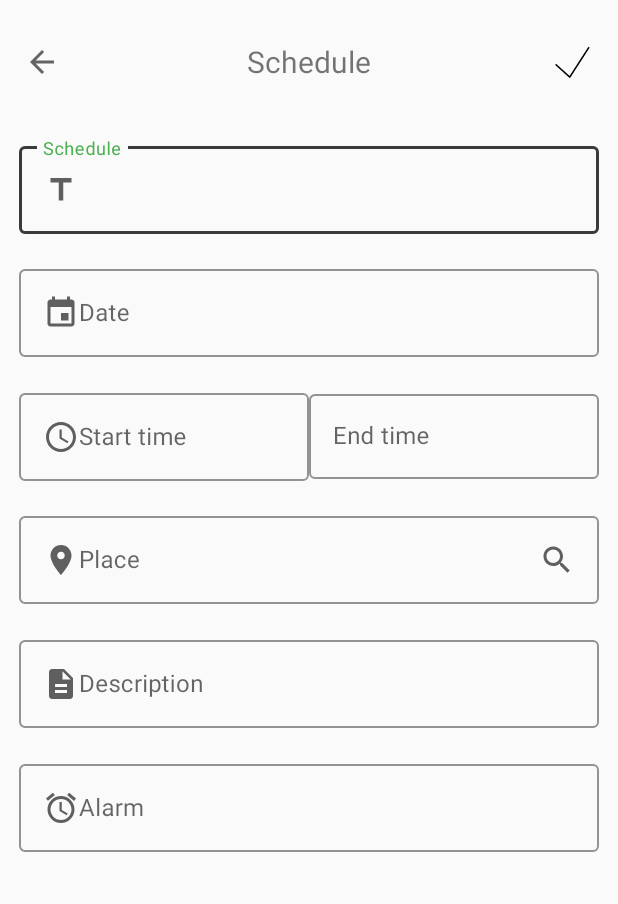
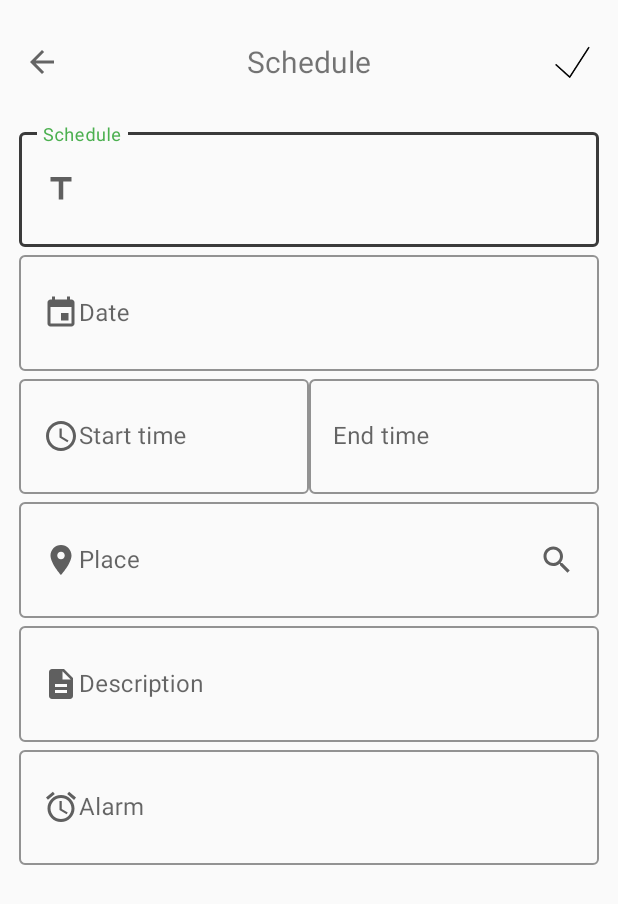
Before and after one commit to wjddnwls918/CobongMemoApp, an Android app: the ScheduleAddActivity screen opened directly, with no data from a screen before it, on a phone screen of 412 x 824 dp. Shown: the top 904 px of the screen. Run offline under Robolectric (Android 15) with nearby library versions, the phone set to English and light mode, and no system bars; our stand-ins replace Room's generated code, RxJava, data binding; libraries missing offline, so code that uses them is left out: com.facebook.stetho, net.daum.mf; 3 statements that could not run were skipped.

Commit message:
#25- layout 수정

```diff
--- a/CobongMemo/app/src/main/res/layout/activity_schedule_add.xml
+++ b/CobongMemo/app/src/main/res/layout/activity_schedule_add.xml
@@ -48,7 +48,7 @@
         <com.google.android.material.textfield.TextInputLayout
             style="@style/Widget.MaterialComponents.TextInputLayout.OutlinedBox"
             android:layout_width="0dp"
-            android:layout_height="wrap_content"
+            android:layout_height="0dp"
             android:hint="@string/viewpagerSchedule"
             app:boxStrokeColor="@color/cobongDarkGray"
             app:hintEnabled="true"
@@ -61,7 +61,7 @@
             <com.google.android.material.textfield.TextInputEditText
                 android:id="@+id/tiet_input_schedule"
                 android:layout_width="match_parent"
-                android:layout_height="wrap_content"
+                android:layout_height="match_parent"
                 android:drawableLeft="@drawable/ic_title_black_24dp"
                 android:singleLine="true" />
 
@@ -70,7 +70,7 @@
         <com.google.android.material.textfield.TextInputLayout
             style="@style/Widget.MaterialComponents.TextInputLayout.OutlinedBox"
             android:layout_width="0dp"
-            android:layout_height="wrap_content"
+            android:layout_height="0dp"
             android:hint="@string/input_date"
             app:boxStrokeColor="@color/cobongDarkGray"
             app:hintEnabled="true"
@@ -83,7 +83,7 @@
             <com.google.android.material.textfield.TextInputEditText
                 android:id="@+id/tiet_input_date"
                 android:layout_width="match_parent"
-                android:layout_height="wrap_content"
+                android:layout_height="match_parent"
                 android:drawableLeft="@drawable/ic_event_black_24dp"
                 android:focusable="false"
                 android:onClick="@{() -> viewmodel.onDateClick()}"
@@ -95,7 +95,7 @@
         <com.google.android.material.textfield.TextInputLayout
             style="@style/Widget.MaterialComponents.TextInputLayout.OutlinedBox"
             android:layout_width="0dp"
-            android:layout_height="wrap_content"
+            android:layout_height="0dp"
             android:hint="@string/input_start_time"
             app:boxStrokeColor="@color/cobongDarkGray"
             app:hintEnabled="true"
@@ -107,7 +107,7 @@
             <com.google.android.material.textfield.TextInputEditText
                 android:id="@+id/tiet_input_start_time"
                 android:layout_width="match_parent"
-                android:layout_height="wrap_content"
+                android:layout_height="match_parent"
                 android:drawableLeft="@drawable/ic_access_time_black_24dp"
                 android:focusable="false"
                 android:onClick="@{() -> viewmodel.onStartTimeSettingClick()}"
@@ -120,7 +120,7 @@
         <com.google.android.material.textfield.TextInputLayout
             style="@style/Widget.MaterialComponents.TextInputLayout.OutlinedBox"
             android:layout_width="0dp"
-            android:layout_height="wrap_content"
+            android:layout_height="0dp"
             android:hint="@string/input_end_time"
             app:boxStrokeColor="@color/cobongDarkGray"
             app:hintEnabled="true"
@@ -132,7 +132,7 @@
             <com.google.android.material.textfield.TextInputEditText
                 android:id="@+id/tiet_input_end_time"
                 android:layout_width="match_parent"
-                android:layout_height="wrap_content"
+                android:layout_height="match_parent"
                 android:focusable="false"
                 android:onClick="@{() -> viewmodel.onEndTimeSettingClick()}"
                 android:singleLine="true"
@@ -144,7 +144,7 @@
         <com.google.android.material.textfield.TextInputLayout
             style="@style/Widget.MaterialComponents.TextInputLayout.OutlinedBox"
             android:layout_width="0dp"
-            android:layout_height="wrap_content"
+            android:layout_height="0dp"
             android:hint="@string/input_place"
             app:boxStrokeColor="@color/cobongDarkGray"
             app:hintEnabled="true"
@@ -156,7 +156,7 @@
             <com.google.android.material.textfield.TextInputEditText
                 android:id="@+id/tiet_input_place"
                 android:layout_width="match_parent"
-                android:layout_height="wrap_content"
+                android:layout_height="match_parent"
                 android:drawableLeft="@drawable/ic_place_black_24dp"
                 android:drawableRight="@drawable/ic_search_black_24dp"
                 android:singleLine="true"
@@ -178,7 +178,7 @@
         <com.google.android.material.textfield.TextInputLayout
             style="@style/Widget.MaterialComponents.TextInputLayout.OutlinedBox"
             android:layout_width="0dp"
-            android:layout_height="wrap_content"
+            android:layout_height="0dp"
             android:hint="@string/input_description"
             app:boxStrokeColor="@color/cobongDarkGray"
             app:hintEnabled="true"
@@ -190,7 +190,7 @@
             <com.google.android.material.textfield.TextInputEditText
                 android:id="@+id/tiet_input_description"
                 android:layout_width="match_parent"
-                android:layout_height="wrap_content"
+                android:layout_height="match_parent"
                 android:drawableLeft="@drawable/ic_description_black_24dp"
                 android:singleLine="true" />
 
@@ -200,7 +200,7 @@
             android:id="@+id/til_input_box"
             style="@style/Widget.MaterialComponents.TextInputLayout.OutlinedBox"
             android:layout_width="0dp"
-            android:layout_height="wrap_content"
+            android:layout_height="0dp"
             android:hint="@string/viewpagerAlarm"
             app:boxStrokeColor="@color/cobongDarkGray"
             app:hintEnabled="true"
@@ -212,7 +212,7 @@
             <com.google.android.material.textfield.TextInputEditText
                 android:id="@+id/tiet_input_alarm"
                 android:layout_width="match_parent"
-                android:layout_height="wrap_content"
+                android:layout_height="match_parent"
                 android:drawableLeft="@drawable/ic_alarm_black_24dp"
                 android:focusable="false"
                 android:onClick="@{() -> viewmodel.onSetAlarmClick()}"
--- a/CobongMemo/app/src/main/res/layout/fragment_todo_list.xml
+++ b/CobongMemo/app/src/main/res/layout/fragment_todo_list.xml
@@ -51,7 +51,7 @@
             android:layout_width="0dp"
             android:layout_height="0dp"
             android:overScrollMode="never"
-            app:items="@{viewmodel.todayItems}"
+            items="@{viewmodel.todayItems}"
             app:layoutManager="androidx.recyclerview.widget.LinearLayoutManager"
             app:layout_constraintBottom_toBottomOf="@id/gl_horizontal_center"
             app:layout_constraintEnd_toEndOf="parent"
@@ -63,7 +63,7 @@
             android:layout_width="0dp"
             android:layout_height="0dp"
             android:overScrollMode="never"
-            app:items="@{viewmodel.tomorrowItems}"
+            items="@{viewmodel.tomorrowItems}"
             app:layoutManager="androidx.recyclerview.widget.LinearLayoutManager"
             app:layout_constraintBottom_toBottomOf="parent"
             app:layout_constraintEnd_toEndOf="parent"
--- a/CobongMemo/app/src/main/res/layout/item_memo.xml
+++ b/CobongMemo/app/src/main/res/layout/item_memo.xml
@@ -98,7 +98,7 @@
             android:layout_height="20dp"
             android:layout_margin="10dp"
             android:onClick="@{() -> viewmodel.onEditMemoClick(memo)}"
-            android:src="@drawable/edit"
+            android:src="@drawable/ic_edit_black_24dp"
             app:layout_constraintBottom_toBottomOf="@id/gl_item_middle"
             app:layout_constraintEnd_toEndOf="parent"
             app:layout_constraintStart_toStartOf="@id/gl_end_of_subTitle"
@@ -110,7 +110,7 @@
             android:layout_height="20dp"
             android:layout_margin="10dp"
             android:onClick="@{() -> viewmodel.onDeleteMemoClick(memo)}"
-            android:src="@drawable/remove"
+            android:src="@drawable/ic_delete_black_24dp"
             app:layout_constraintBottom_toBottomOf="parent"
             app:layout_constraintEnd_toEndOf="parent"
             app:layout_constraintStart_toStartOf="@id/gl_end_of_subTitle"
```
Also changed, not shown: CobongMemo/app/src/main/res/layout/activity_hand_writing.xml (+7 -10 lines), CobongMemo/app/src/main/res/layout/activity_handwrite_view.xml (+8 -11 lines), CobongMemo/app/src/main/res/layout/activity_schedule_show.xml (+15 -15 lines), CobongMemo/app/src/main/res/layout/activity_text_view.xml (+10 -15 lines), CobongMemo/app/src/main/res/layout/activity_text_writing.xml (+8 -11 lines).
